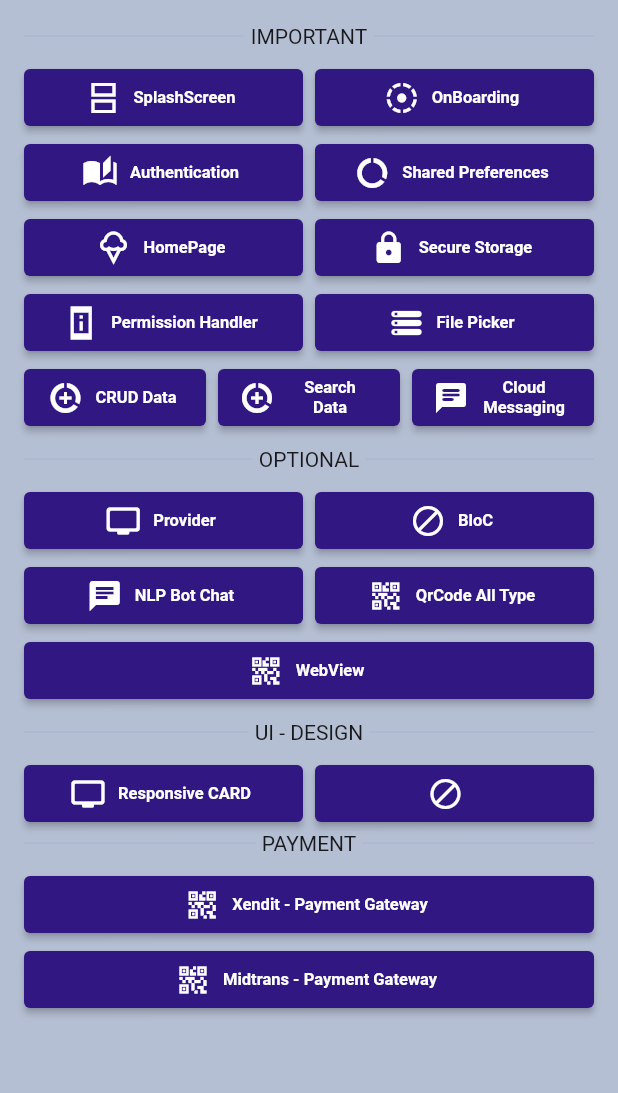
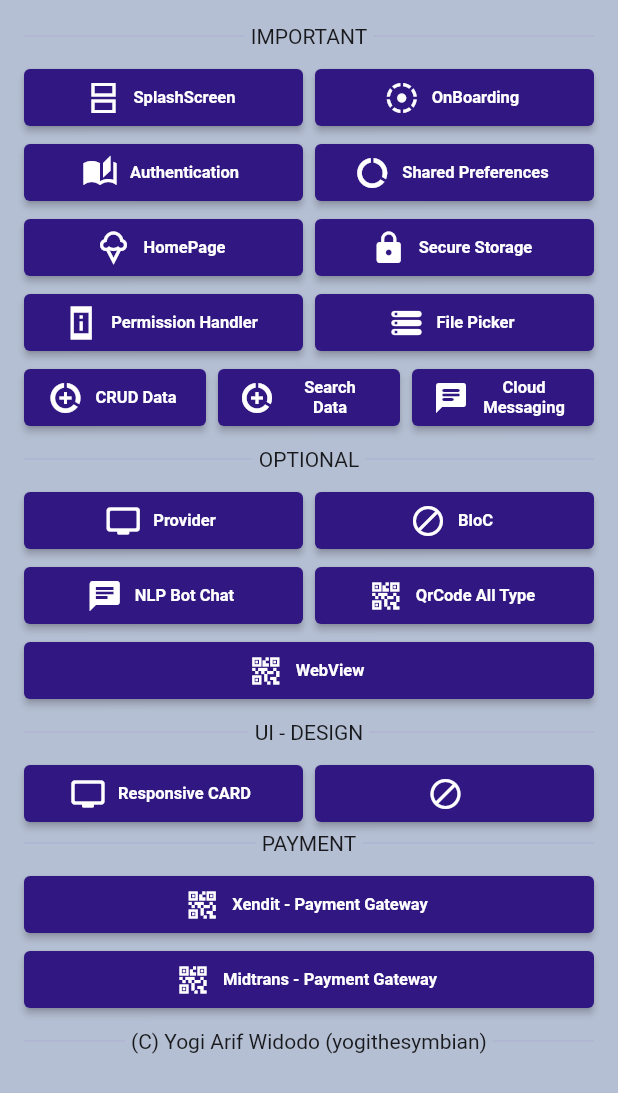
Before and after one commit to yogithesymbian/flutter_starterpack_jelly, a Flutter app: the HomeScreen screen opened by its route, on a phone screen of 412 x 824 dp. Shown: the top 1093 px of the screen. Run offline on Flutter 3.47's test engine with Material 2 defaults, Android fonts, the phone set to English and light mode, and no system bars; our stand-ins replace after_layout, audioplayers, flutter_masked_text2, font_awesome_flutter, introduction_screen, lottie and 6 more; accounts and stored records are empty; project files that could hold a hidden picture were left out.

Commit message:
update README

```diff
--- a/lib/screens/yogithesymbian/home_screen.dart
+++ b/lib/screens/yogithesymbian/home_screen.dart
@@ -106,6 +106,35 @@
                     ],
                   ),
                   PaymentScreen(),
+                  const SizedBox(
+                    height: 8.0,
+                  ),
+                  Row(
+                    mainAxisAlignment: MainAxisAlignment.center,
+                    crossAxisAlignment: CrossAxisAlignment.center,
+                    children: [
+                      Expanded(
+                        child: Divider(
+                          height: 8.0,
+                        ),
+                      ),
+                      const SizedBox(
+                        width: 4.0,
+                      ),
+                      Text('(C) Yogi Arif Widodo (yogithesymbian)'),
+                      const SizedBox(
+                        width: 4.0,
+                      ),
+                      Expanded(
+                        child: Divider(
+                          height: 8.0,
+                        ),
+                      ),
+                    ],
+                  ),
+                  const SizedBox(
+                    height: 8.0,
+                  ),
                 ],
               ),
             ),
```
Also changed, not shown: assets/images/flutterstaterpackjelly.png (added), 1 other file.
